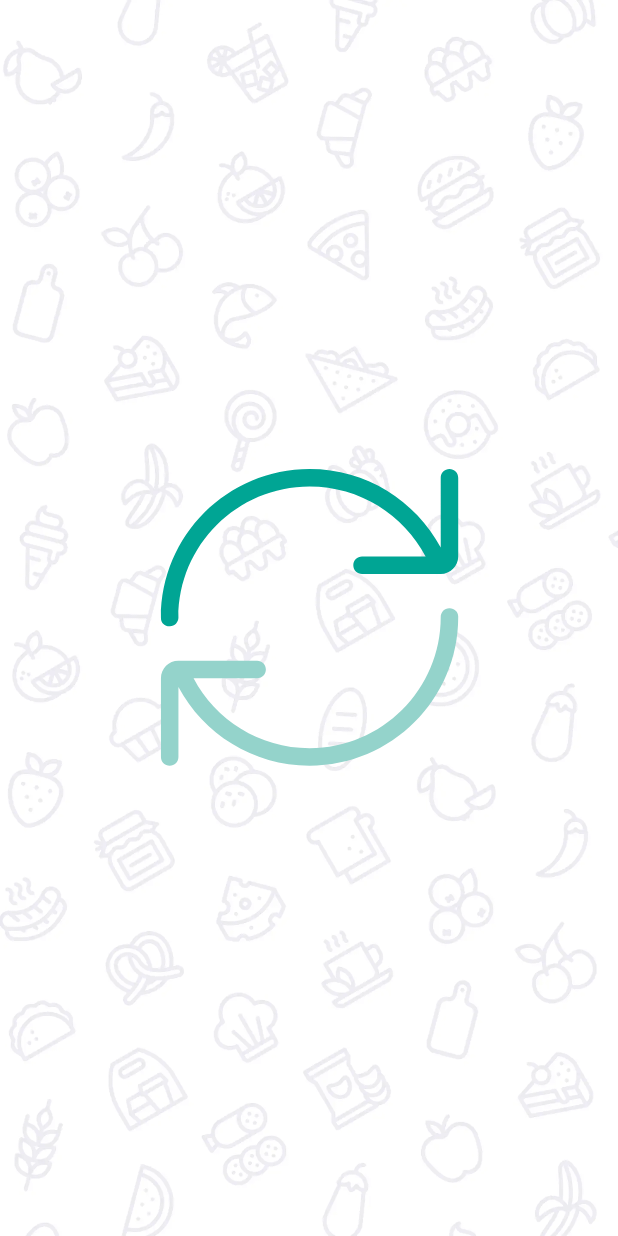
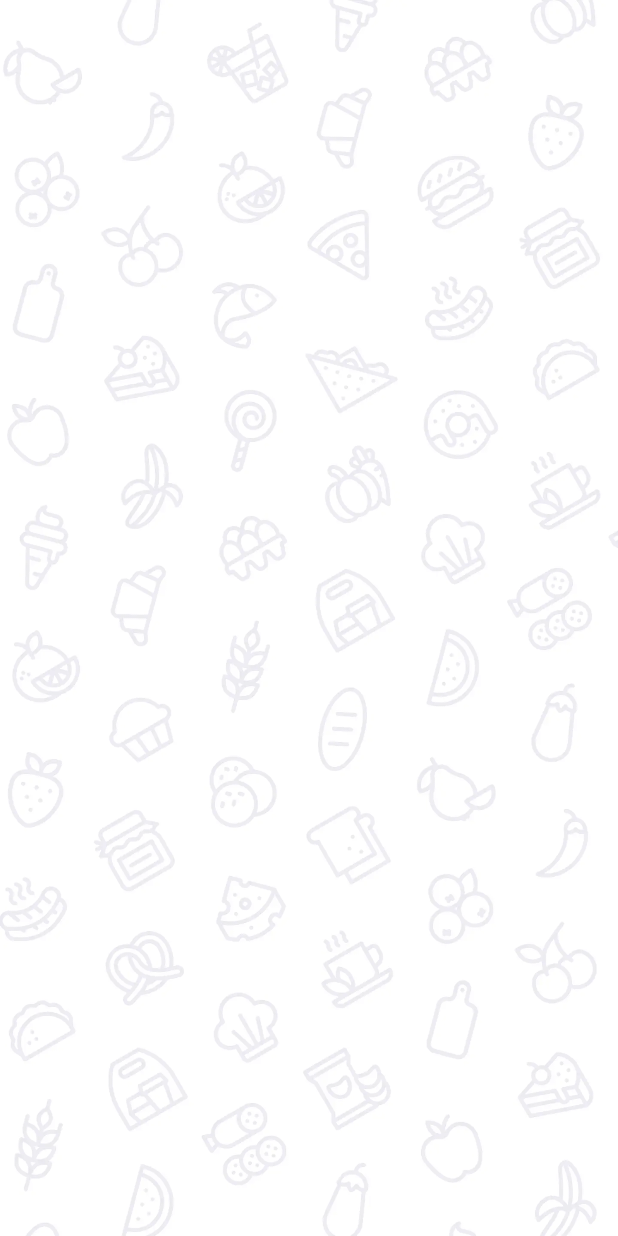
Before and after one commit to MuhammadjonSafarov/UzBazar, an Android app: the SplashFragment screen opened directly, with no data from a screen before it, on a phone screen of 412 x 824 dp. Run offline under Robolectric (Android 15) with nearby library versions, the phone set to English and light mode, and no system bars.

Commit message:
delete loading json

```diff
--- a/app/src/main/res/layout/fragment_splash.xml
+++ b/app/src/main/res/layout/fragment_splash.xml
@@ -16,18 +16,4 @@
         app:layout_constraintTop_toTopOf="parent"
         app:srcCompat="@drawable/bg_splash" />
 
-    <com.airbnb.lottie.LottieAnimationView
-        android:id="@+id/splash_lottie"
-        android:layout_width="240dp"
-        android:layout_height="240dp"
-        app:layout_constraintBottom_toBottomOf="parent"
-        app:layout_constraintEnd_toEndOf="parent"
-        app:layout_constraintStart_toStartOf="parent"
-        app:layout_constraintTop_toTopOf="parent"
-        app:lottie_autoPlay="true"
-        app:lottie_rawRes="@raw/loading">
-
-    </com.airbnb.lottie.LottieAnimationView>
-
-
 </androidx.constraintlayout.widget.ConstraintLayout>
```
Also changed, not shown: app/src/main/res/raw/loading.json (deleted, +0 -1 lines).
